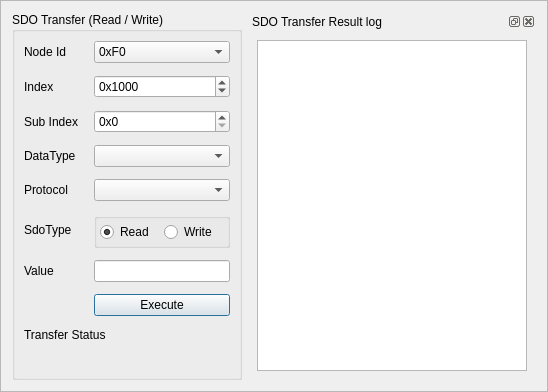
The window that apps/demo_qt_advanced/plk_qt_gui/ui/SdoTransfer.ui (Ramakrishnan45/openPOWERLINK_systec) describes before a commit, drawn with Qt 5.
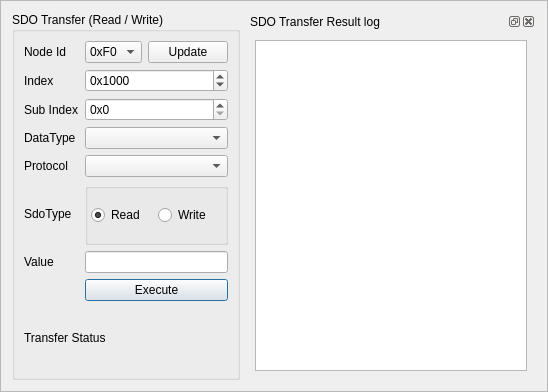
The same window after the commit.

Commit message:
[TASK] Add new button to sync the available node-id list
 - Cleanup SdoTransfer

```diff
--- a/apps/demo_qt_advanced/plk_qt_gui/ui/SdoTransfer.ui
+++ b/apps/demo_qt_advanced/plk_qt_gui/ui/SdoTransfer.ui
@@ -44,50 +44,19 @@
      <property name="checkable">
       <bool>false</bool>
      </property>
-     <layout class="QFormLayout" name="formLayout">
-      <property name="fieldGrowthPolicy">
-       <enum>QFormLayout::AllNonFixedFieldsGrow</enum>
-      </property>
-      <property name="horizontalSpacing">
-       <number>15</number>
-      </property>
-      <property name="verticalSpacing">
-       <number>12</number>
-      </property>
-      <item row="0" column="0">
-       <widget class="QLabel" name="labelNodeId">
+     <layout class="QGridLayout" name="gridLayout">
+      <item row="2" column="0">
+       <widget class="QLabel" name="labelSubIndex">
         <property name="text">
-         <string>Node Id</string>
+         <string>Sub Index</string>
         </property>
        </widget>
       </item>
-      <item row="0" column="1">
-       <widget class="QComboBox" name="nodeId">
-        <item>
-         <property name="text">
-          <string>0xF0</string>
-         </property>
-        </item>
-        <item>
-         <property name="text">
-          <string>0x01</string>
-         </property>
-        </item>
-        <item>
-         <property name="text">
-          <string>0x02</string>
-         </property>
-        </item>
-        <item>
-         <property name="text">
-          <string>0x03</string>
-         </property>
-        </item>
-        <item>
-         <property name="text">
-          <string>0x04</string>
-         </property>
-        </item>
+      <item row="4" column="0">
+       <widget class="QLabel" name="labelProtocol">
+        <property name="text">
+         <string>Protocol</string>
+        </property>
        </widget>
       </item>
       <item row="1" column="0">
@@ -97,7 +66,54 @@
         </property>
        </widget>
       </item>
-      <item row="1" column="1">
+      <item row="6" column="0">
+       <widget class="QLabel" name="labelValue">
+        <property name="text">
+         <string>Value</string>
+        </property>
+       </widget>
+      </item>
+      <item row="0" column="1">
+       <widget class="QComboBox" name="nodeId">
+        <item>
+         <property name="text">
+          <string>0xF0</string>
+         </property>
+        </item>
+       </widget>
+      </item>
+      <item row="0" column="0">
+       <widget class="QLabel" name="labelNodeId">
+        <property name="text">
+         <string>Node Id</string>
+        </property>
+       </widget>
+      </item>
+      <item row="3" column="0">
+       <widget class="QLabel" name="labelDataType">
+        <property name="text">
+         <string>DataType</string>
+        </property>
+       </widget>
+      </item>
+      <item row="5" column="0">
+       <widget class="QLabel" name="labelSdoType">
+        <property name="text">
+         <string>SdoType</string>
+        </property>
+        <property name="alignment">
+         <set>Qt::AlignLeading|Qt::AlignLeft|Qt::AlignVCenter</set>
+        </property>
+       </widget>
+      </item>
+      <item row="0" column="2">
+       <widget class="QPushButton" name="updateNodeListButton">
+        <property name="text">
+         <string>Update</string>
+        </property>
+       </widget>
+      </item>
+      <item row="1" column="1" colspan="2">
        <widget class="QSpinBox" name="index">
         <property name="prefix">
          <string>0x</string>
@@ -116,14 +132,7 @@
         </property>
        </widget>
       </item>
-      <item row="2" column="0">
-       <widget class="QLabel" name="labelSubIndex">
-        <property name="text">
-         <string>Sub Index</string>
-        </property>
-       </widget>
-      </item>
-      <item row="2" column="1">
+      <item row="2" column="1" colspan="2">
        <widget class="QSpinBox" name="subIndex">
         <property name="prefix">
          <string>0x</string>
@@ -139,37 +148,13 @@
         </property>
        </widget>
       </item>
-      <item row="3" column="0">
-       <widget class="QLabel" name="labelDataType">
-        <property name="text">
-         <string>DataType</string>
-        </property>
-       </widget>
-      </item>
-      <item row="3" column="1">
+      <item row="3" column="1" colspan="2">
        <widget class="QComboBox" name="dataType"/>
       </item>
-      <item row="4" column="0">
-       <widget class="QLabel" name="labelProtocol">
-        <property name="text">
-         <string>Protocol</string>
-        </property>
-       </widget>
-      </item>
-      <item row="4" column="1">
+      <item row="4" column="1" colspan="2">
        <widget class="QComboBox" name="sdoVia"/>
       </item>
-      <item row="5" column="0">
-       <widget class="QLabel" name="labelSdoType">
-        <property name="text">
-         <string>SdoType</string>
-        </property>
-        <property name="alignment">
-         <set>Qt::AlignBottom|Qt::AlignLeading|Qt::AlignLeft</set>
-        </property>
-       </widget>
-      </item>
-      <item row="5" column="1">
+      <item row="5" column="1" colspan="2">
        <widget class="QGroupBox" name="groupBoxSdoType">
         <property name="cursor">
          <cursorShape>PointingHandCursor</cursorShape>
@@ -213,14 +198,7 @@
         </layout>
        </widget>
       </item>
-      <item row="6" column="0">
-       <widget class="QLabel" name="labelValue">
-        <property name="text">
-         <string>Value</string>
-        </property>
-       </widget>
-      </item>
-      <item row="6" column="1">
+      <item row="6" column="1" colspan="2">
        <widget class="QLineEdit" name="sdoResultValue">
         <property name="readOnly">
          <bool>true</bool>
@@ -230,7 +208,7 @@
         </property>
        </widget>
       </item>
-      <item row="7" column="1">
+      <item row="7" column="1" colspan="2">
        <widget class="QPushButton" name="executeTransfer">
         <property name="cursor">
          <cursorShape>PointingHandCursor</cursorShape>
@@ -243,7 +221,7 @@
         </property>
        </widget>
       </item>
-      <item row="8" column="0" colspan="2">
+      <item row="8" column="0" colspan="3">
        <widget class="QLabel" name="transferStatus">
         <property name="text">
          <string>Transfer Status</string>
```
The commit also changes 2 other files.
